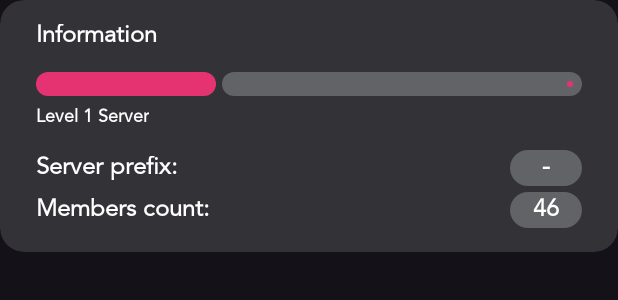
After one commit to xNik3e/UntitledDiscordBot, an Android app: the layout layout_server_info.xml on its own in the app's theme, with its tools: preview values and no code run, on a phone screen of 412 x 824 dp. The commit adds this screen. Shown: the top 300 px of the screen. Run offline under Robolectric (Android 15) with nearby library versions, the phone set to English and light mode, and no system bars.

Commit message:
Add Server Info Layout Card

```diff
--- a/app/src/main/java/com/example/untitleddiscordbot/remote/MyApiService.java
+++ b/app/src/main/java/com/example/untitleddiscordbot/remote/MyApiService.java
@@ -16,5 +16,5 @@ public interface MyApiService {
     Call<DefaultResponse<List<String>>> getGuildsByIds(@Body List<String> ids);
 
     @POST("getDetailedGuild")
-    Call<DetailedGuildItem> getDetailedGuild(@Body Map<String, Object> body);
+    Call<DefaultResponse<DetailedGuildItem>> getDetailedGuild(@Body Map<String, Object> body);
 }
--- /dev/null
+++ b/app/src/main/res/layout/layout_server_info.xml
@@ -0,0 +1,143 @@
+<?xml version="1.0" encoding="utf-8"?>
+<com.google.android.material.card.MaterialCardView xmlns:android="http://schemas.android.com/apk/res/android"
+    xmlns:app="http://schemas.android.com/apk/res-auto"
+    xmlns:tools="http://schemas.android.com/tools"
+    android:layout_width="match_parent"
+    android:layout_height="wrap_content"
+
+    android:elevation="@dimen/padding_8"
+    app:cardBackgroundColor="@color/surface_dark_grey"
+    app:cardCornerRadius="@dimen/dp_16"
+    app:strokeWidth="0dp">
+
+
+    <LinearLayout
+        android:layout_width="match_parent"
+        android:layout_height="wrap_content"
+        android:orientation="vertical"
+        android:paddingLeft="@dimen/dp_24"
+        android:paddingTop="@dimen/dp_16"
+        android:paddingRight="@dimen/dp_24"
+        android:paddingBottom="@dimen/dp_16">
+
+
+        <TextView
+            style="@style/myFontStyle.Regular"
+            android:layout_width="wrap_content"
+            android:layout_height="wrap_content"
+            android:paddingBottom="@dimen/dp_16"
+            android:text="@string/informations"
+            android:textSize="@dimen/text_medium"
+            android:textStyle="bold" />
+
+
+        <com.google.android.material.progressindicator.LinearProgressIndicator
+            android:id="@+id/server_level"
+            android:layout_width="fill_parent"
+            android:layout_height="wrap_content"
+            android:max="100"
+            android:min="0"
+            android:paddingBottom="@dimen/dp_8"
+            android:progress="33"
+            app:indicatorColor="@color/active_color"
+            app:trackColor="@color/white_stroke_transparent_25"
+            app:trackCornerRadius="@dimen/dp_12"
+            app:trackThickness="16dp" />
+
+        <TextView
+            android:id="@+id/server_level_text"
+            style="@style/myFontStyle.Regular"
+            android:layout_width="wrap_content"
+            android:layout_height="wrap_content"
+            android:paddingBottom="@dimen/dp_16"
+            android:text="Level 1 Server"
+            android:textSize="@dimen/text_very_small"
+            android:textStyle="bold" />
+
+        <RelativeLayout
+            android:layout_width="match_parent"
+            android:layout_height="wrap_content">
+
+            <TextView
+                android:id="@+id/prefix_label"
+                style="@style/myFontStyle.Regular"
+                android:layout_width="wrap_content"
+                android:layout_height="wrap_content"
+                android:layout_alignParentStart="true"
+                android:layout_centerVertical="true"
+                android:text="@string/server_prefix"
+                android:textSize="@dimen/text_medium"
+                android:textStyle="bold" />
+
+            <LinearLayout
+                android:layout_width="@dimen/dp_48"
+                android:layout_height="@dimen/dp_24"
+                android:layout_alignParentEnd="true"
+                android:gravity="center"
+                android:background="@drawable/add_button"
+                android:backgroundTint="@color/white_stroke_transparent_25"
+                android:orientation="vertical">
+
+                <TextView
+                    android:id="@+id/prefix_value"
+                    style="@style/myFontStyle.Regular"
+                    android:layout_width="wrap_content"
+                    android:layout_height="wrap_content"
+                    android:textSize="@dimen/text_medium"
+                    android:textStyle="bold"
+                    tools:text="-" />
+
+            </LinearLayout>
+
+
+        </RelativeLayout>
+
+        <RelativeLayout
+            android:layout_marginTop="@dimen/dp_4"
+            android:layout_width="match_parent"
+            android:layout_height="wrap_content">
+
+            <TextView
+                android:id="@+id/members_label"
+                style="@style/myFontStyle.Regular"
+                android:layout_width="wrap_content"
+                android:layout_height="wrap_content"
+                android:layout_alignParentStart="true"
+                android:layout_centerVertical="true"
+                android:text="Members count:"
+                android:textSize="@dimen/text_medium"
+                android:textStyle="bold" />
+
+            <LinearLayout
+                android:layout_width="wrap_content"
+                android:layout_height="@dimen/dp_24"
+                android:minWidth="@dimen/dp_48"
+                android:layout_alignParentEnd="true"
+                android:gravity="center"
+                android:background="@drawable/add_button"
+                android:backgroundTint="@color/white_stroke_transparent_25"
+                android:orientation="vertical">
+
+                <TextView
+                    android:id="@+id/members_value"
+                    style="@style/myFontStyle.Regular"
+                    android:layout_width="wrap_content"
+                    android:layout_height="wrap_content"
+                    android:textSize="@dimen/text_medium"
+                    android:textStyle="bold"
+                    android:ellipsize="marquee"
+                    android:maxLines="1"
+                    android:maxEms="5"
+                    android:paddingStart="@dimen/dp_4"
+                    android:paddingEnd="@dimen/dp_4"
+                    tools:text="46" />
+
+            </LinearLayout>
+
+        </RelativeLayout>
+
+
+    </LinearLayout>
+
+
+</com.google.android.material.card.MaterialCardView>
--- a/app/src/main/res/values/colors.xml
+++ b/app/src/main/res/values/colors.xml
@@ -21,4 +21,5 @@
     <color name="grayish_white">#A3A3A3</color>
     <color name="surface_darkest_grey">#18191C</color>
     <color name="transparent_dark">#CC000000</color>
+    <color name="white_stroke_transparent_25">#40EDF2F4</color>
 </resources>
--- a/app/src/main/res/values/dimens.xml
+++ b/app/src/main/res/values/dimens.xml
@@ -24,4 +24,6 @@
     <dimen name="dp_36">36dp</dimen>
     <dimen name="dp_64">64dp</dimen>
     <dimen name="dp_32">32dp</dimen>
+    <dimen name="dp_48">48dp</dimen>
+    <dimen name="dp_56">56dp</dimen>
 </resources>
--- a/app/src/main/res/values/strings.xml
+++ b/app/src/main/res/values/strings.xml
@@ -23,4 +23,5 @@
     <string name="logged_in_as">Logged in as</string>
     <string name="log_out">Log Out</string>
     <string name="not_available">This feature is not yet available.\n\n Gimme some sleep</string>
+    <string name="server_prefix">Server prefix:</string>
 </resources>
```
Also changed, not shown: app/src/main/java/com/example/untitleddiscordbot/fragments/HomeFragment.java (+39 -0 lines), app/src/main/java/com/example/untitleddiscordbot/repositories/MainRepository.java (+17 -7 lines), app/src/main/res/layout/fragment_home.xml (+38 -7 lines), app/src/main/res/values/styles.xml (+6 -3 lines).
